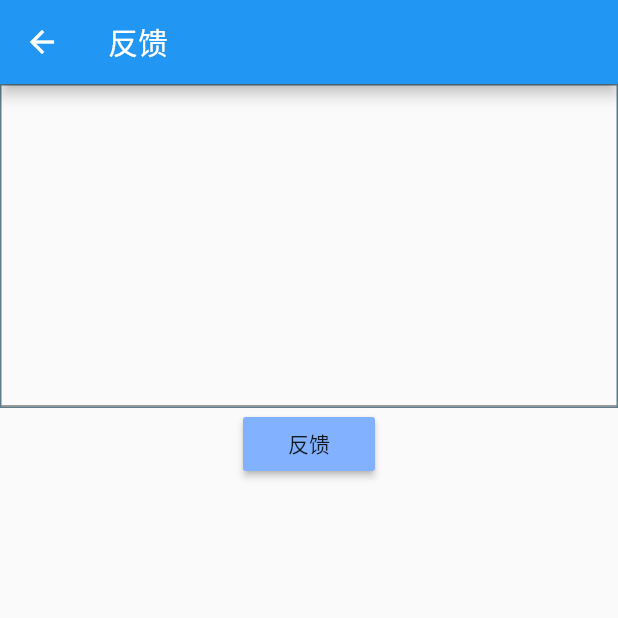
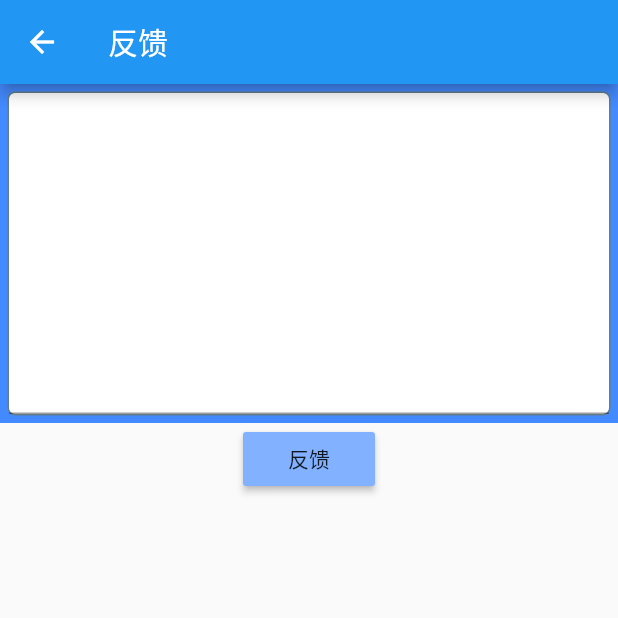
Before and after one commit to Linsugar/familytest, a Flutter app: the feedbook screen opened directly, on a phone screen of 412 x 824 dp, the top half of it. Run offline on Flutter 3.47's test engine with Material 2 defaults, Android fonts, the light colour scheme and no system bars; our stand-ins replace device_info, dio, flutter_swiper, fluttertoast, image_picker, rive and 2 more; accounts and stored records are empty; network calls fail.

Commit message:
我的积分页面增加

```diff
--- a/lib/network/requests.dart
+++ b/lib/network/requests.dart
@@ -1,7 +1,9 @@
 import 'package:dio/dio.dart';
 
 class Request{
-  static Dio network = new Dio();
+  static Dio network = new Dio(BaseOptions(
+    connectTimeout: 3000,
+  ));
 
   getNetwork({String url,String params})async{
     try{
--- a/lib/pages/mine/childcpns/feedBook.dart
+++ b/lib/pages/mine/childcpns/feedBook.dart
@@ -15,7 +15,13 @@ class _feedbookState extends State<feedbook> {
         constraints: BoxConstraints.expand(),
         child: Column(
           children: [
-            Container(decoration: BoxDecoration(border: Border.all(color: Colors.blueGrey,width: 1.0)),child: TextField(maxLines: 10,)),
+            PhysicalModel(
+              color: Colors.blueAccent,
+              child: Container(margin: EdgeInsets.all(5),decoration: BoxDecoration(
+                color: Colors.white,
+                borderRadius: BorderRadius.circular(5),
+                  border: Border.all(color: Colors.blueGrey,width: 1.0)),child: TextField(maxLines: 10,)),
+            ),
             MaterialButton(color: Colors.blueAccent[100],onPressed: (){},child: Text("反馈"),)
           ],
         ),
--- a/lib/pages/mine/myui.dart
+++ b/lib/pages/mine/myui.dart
@@ -54,7 +54,9 @@ class myuistate extends State<myui>{
               ListTile(onTap: (){
                 Navigator.pushNamed(context, '/task');
               },leading: Icon(Icons.event,color: Colors.deepOrange,),title: Text("任务大厅"),trailing: Icon(Icons.chevron_right),),
-              ListTile(leading: Icon(Icons.star,color: Colors.deepOrange,),title: Text("我的积分"),trailing: Icon(Icons.chevron_right),),
+              ListTile(onTap: (){
+                Navigator.pushNamed(context, '/interg');
+              },leading: Icon(Icons.star,color: Colors.deepOrange,),title: Text("我的积分"),trailing: Icon(Icons.chevron_right),),
               ListTile(onTap: (){
                 Navigator.pushNamed(context, '/cremacpn');
               },leading: Icon(Icons.assessment,color: Colors.deepOrange,),title: Text("我的动态"),trailing: Icon(Icons.chevron_right),),
--- a/lib/routes/Rout.dart
+++ b/lib/routes/Rout.dart
@@ -4,6 +4,7 @@ import 'package:familytest/pages/home/Home.dart';
 import 'package:familytest/pages/mine/childcpns/cremracpn.dart';
 import 'package:familytest/pages/mine/childcpns/dynamicpn.dart';
 import 'package:familytest/pages/mine/childcpns/feedBook.dart';
+import 'package:familytest/pages/mine/childcpns/intergcpn.dart';
 import 'package:familytest/pages/mine/childcpns/mysetting.dart';
 import 'package:familytest/pages/mine/childcpns/taskcpn.dart';
 import 'package:flutter/material.dart';
@@ -18,6 +19,7 @@ class RoutePage{
     '/chatChild':(context,{argument})=>chatChild(),
     '/Home':(context,{argument})=>Home(),
     '/feedbook':(context,{argument})=>feedbook(),
+    '/interg':(context,{argument})=>interg(),
   };
 
 // ignore: missing_return, top_level_function_literal_block
```
Also changed, not shown: lib/main.dart (+1 -20 lines), lib/pages/mine/childcpns/intergcpn.dart (added, +49 -0 lines).
